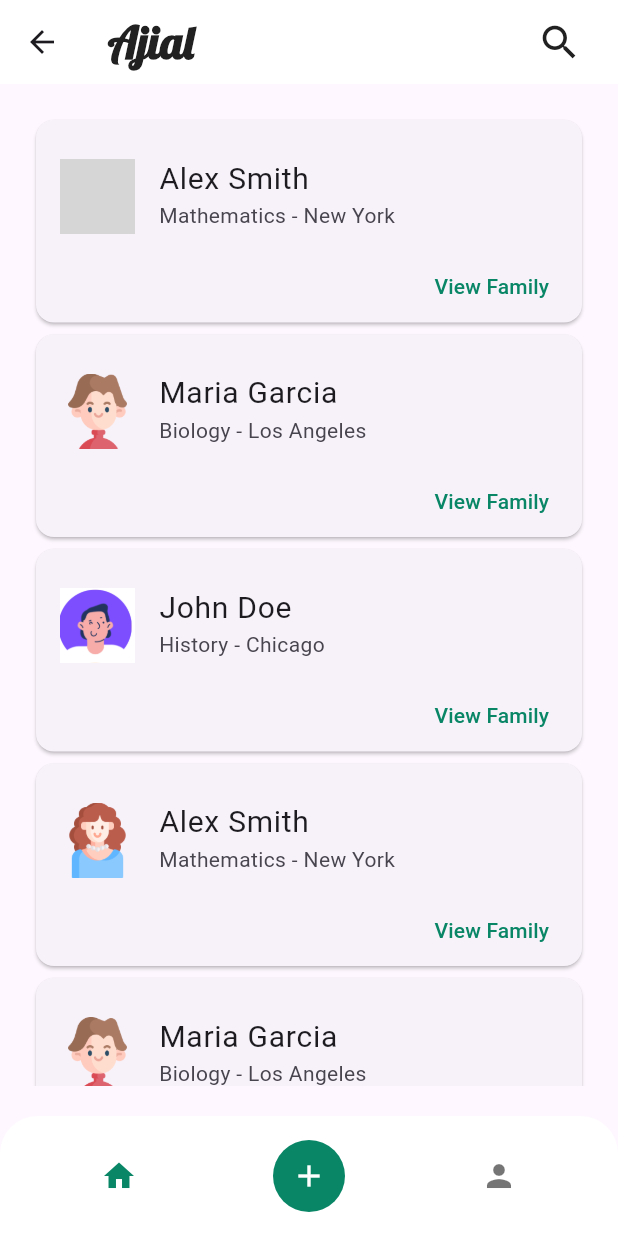
After one commit to Natalia-Salameh/Family-Tree, a Flutter app: the Home screen opened by its route, on a phone screen of 412 x 824 dp. The commit adds this screen. Run offline on Flutter 3.47's test engine with Material 3 defaults, Android fonts, the phone set to English and light mode, and no system bars; our stand-ins replace google_fonts; missing offline and left inert: flutter_verification_code; grey boxes are pictures that could not be loaded.

Commit message:
homepage&searchbar

```diff
--- a/lib/constants/imageasset.dart
+++ b/lib/constants/imageasset.dart
@@ -13,4 +13,5 @@ class AppImageAsset {
   static const String mother = "$rootImages/girl.png";
   static const String couple = "$rootImages/couple.png";
   static const String child = "$rootImages/boy.png";
+  static const String profile = "$rootImages/profile.png";
 }
--- a/lib/constants/routes.dart
+++ b/lib/constants/routes.dart
@@ -16,6 +16,8 @@ class AppRoute {
   static const String signUp = "SignUp";
   static const String login = "login";
   static const String verifyCode = "verifyCode";
+  static const String home = "home";
+  static const String search = "search";
 }
 
 // Map<String, Widget Function(BuildContext)> routes = {
--- a/lib/main.dart
+++ b/lib/main.dart
@@ -3,6 +3,8 @@
 import 'package:family_tree_application/constants/routes.dart';
 import 'package:family_tree_application/view/screens/auth/get_started.dart';
 import 'package:family_tree_application/view/screens/auth/signup_verify_code.dart';
+import 'package:family_tree_application/view/screens/home/home.dart';
+import 'package:family_tree_application/view/screens/home/search.dart';
 
 import 'package:flutter/material.dart';
 
@@ -35,6 +37,8 @@ class MyApp extends StatelessWidget {
           AppRoute.login: (context) => Login(),
           AppRoute.signUp: (context) => SignUp(),
           AppRoute.verifyCode: (context) => VerifyCode(),
+          AppRoute.home: (context) => Home(),
+         // AppRoute.search: (context) => Search(),
         });
   }
 }
--- a/lib/view/screens/auth/signup_verify_code.dart
+++ b/lib/view/screens/auth/signup_verify_code.dart
@@ -3,6 +3,7 @@
 import 'package:flutter/material.dart';
 import 'package:flutter_verification_code/flutter_verification_code.dart';
 
+import '../../../constants/routes.dart';
 import '../../widgets/verify_button.dart';
 
 class VerifyCode extends StatefulWidget {
--- /dev/null
+++ b/lib/view/screens/bottom_nav.dart
@@ -0,0 +1,56 @@
+import 'package:flutter/material.dart';
+import 'package:family_tree_application/constants/colors.dart';
+
+class CustomFloatingBottomBar extends StatelessWidget {
+  final int selectedIndex;
+  final Function(int) onItemTapped;
+
+  const CustomFloatingBottomBar({
+    Key? key,
+    required this.selectedIndex,
+    required this.onItemTapped,
+  }) : super(key: key);
+
+  @override
+  Widget build(BuildContext context) {
+    return ClipRRect(
+      borderRadius: const BorderRadius.vertical(top: Radius.circular(25)),
+      child: BottomAppBar(
+        shape: const CircularNotchedRectangle(),
+        notchMargin: 5,
+        color: Colors.white,
+        child: Row(
+          mainAxisSize: MainAxisSize.max,
+          mainAxisAlignment: MainAxisAlignment.spaceAround,
+          children: <Widget>[
+            IconButton(
+              icon: const Icon(Icons.home),
+              color: selectedIndex == 0
+                  ? CustomColors.myCustomColor
+                  : Colors.black54,
+              onPressed: () => onItemTapped(0),
+            ),
+            Container(
+              decoration: const BoxDecoration(
+                shape: BoxShape.circle,
+                color: CustomColors.myCustomColor,
+              ),
+              child: IconButton(
+                icon: const Icon(Icons.add),
+                color: Colors.white,
+                onPressed: () => onItemTapped(1),
+              ),
+            ),
+            IconButton(
+              icon: const Icon(Icons.person),
+              color: selectedIndex == 2
+                  ? CustomColors.myCustomColor
+                  : Colors.black54,
+              onPressed: () => onItemTapped(2),
+            ),
+          ],
+        ),
+      ),
+    );
+  }
+}
--- /dev/null
+++ b/lib/view/screens/home/home.dart
@@ -0,0 +1,155 @@
+import 'package:family_tree_application/constants/colors.dart';
+import 'package:family_tree_application/constants/routes.dart';
+import 'package:family_tree_application/view/screens/home/search.dart';
+import 'package:flutter/material.dart';
+import 'package:google_fonts/google_fonts.dart';
+
+import '../../../constants/imageasset.dart';
+import '../bottom_nav.dart';
+
+class Home extends StatefulWidget {
+  const Home({super.key});
+
+  @override
+  State<Home> createState() => _HomeState();
+}
+
+class _HomeState extends State<Home> {
+  int _selectedIndex = 0;
+
+  // Map of people with their details
+  final Map<String, dynamic> people = {
+    'person1': {
+      'name': 'Alex Smith',
+      'subject': 'Mathematics',
+      'location': 'New York',
+      'image': AppImageAsset.father,
+    },
+    'person2': {
+      'name': 'Maria Garcia',
+      'subject': 'Biology',
+      'location': 'Los Angeles',
+      'image': AppImageAsset.child,
+    },
+    'person3': {
+      'name': 'John Doe',
+      'subject': 'History',
+      'location': 'Chicago',
+      'image': AppImageAsset.profile,
+    },
+    'person4': {
+      'name': 'Alex Smith',
+      'subject': 'Mathematics',
+      'location': 'New York',
+      'image': AppImageAsset.mother,
+    },
+    'person5': {
+      'name': 'Maria Garcia',
+      'subject': 'Biology',
+      'location': 'Los Angeles',
+      'image': AppImageAsset.child,
+    },
+    // Add more people as needed
+  };
+
+  void _onItemTapped(int index) {
+    setState(() {
+      _selectedIndex = index;
+    });
+  }
+
+  @override
+  Widget build(BuildContext context) {
+    List<Widget> _pages = [
+      Padding(
+        padding: const EdgeInsets.all(20),
+        child: ListView.builder(
+          itemCount: people.length,
+          itemBuilder: (context, index) {
+            String personKey = 'person${index + 1}';
+            var person = people[personKey];
+            return Card(
+              child: Column(
+                mainAxisSize: MainAxisSize.min,
+                children: <Widget>[
+                  const SizedBox(height: 15),
+                  ListTile(
+                    leading: Image.asset(
+                      person?['image'],
+                      height: 50,
+                      width: 50,
+                      fit: BoxFit.cover,
+                    ),
+                    title: Text(
+                      person['name'],
+                      style: const TextStyle(fontSize: 20),
+                    ),
+                    subtitle:
+                        Text('${person['subject']} - ${person['location']}'),
+                  ),
+                  Row(
+                    mainAxisAlignment: MainAxisAlignment.end,
+                    children: <Widget>[
+                      const SizedBox(height: 10),
+                      TextButton(
+                        child: const Text(
+                          'View Family',
+                          style: TextStyle(color: CustomColors.myCustomColor),
+                        ),
+                        onPressed: () {/* ... */},
+                      ),
+                      const SizedBox(width: 10),
+                    ],
+                  ),
+                ],
+              ),
+            );
+          },
+        ),
+      ),
+      const Center(child: Text('Add Page')),
+      const Center(child: Text('Profile Page')),
+    ];
+
+    return Scaffold(
+      appBar: AppBar(
+        title: Text(
+          'Ajial',
+          style: GoogleFonts.lobster(
+            textStyle: const TextStyle(
+              color: CustomColors.myBlack,
+              fontWeight: FontWeight.bold,
+              fontSize: 30,
+            ),
+          ),
+        ),
+        backgroundColor: Colors.white,
+        actions: <Widget>[
+          Padding(
+            padding: const EdgeInsets.symmetric(horizontal: 15),
+            child: IconButton(
+              icon: const Icon(
+                Icons.search,
+                color: CustomColors.myBlack,
+                size: 30,
+              ),
+              onPressed: () {
+                // Handle search button press
+
+                showSearch(
+                  context: context,
+                  delegate: CustomSearchDelegate(),
+                );
+              },
+            ),
+          ),
+        ],
+      ),
+      body: _pages[_selectedIndex],
+      bottomNavigationBar: CustomFloatingBottomBar(
+        selectedIndex: _selectedIndex,
+        onItemTapped: _onItemTapped,
+      ),
+    );
+  }
+}
--- /dev/null
+++ b/lib/view/screens/home/search.dart
@@ -0,0 +1,84 @@
+import 'package:flutter/material.dart';
+
+// A sample data list to search from
+const List<String> _dataList = [
+  'mike',
+  'eian',
+  'marwa',
+  'john',
+  'kareen',
+  'natalia',
+  'Seleena',
+  // Add more items here
+];
+
+// Custom Search Delegate
+class CustomSearchDelegate extends SearchDelegate {
+  @override
+  List<Widget> buildActions(BuildContext context) {
+    return [
+      IconButton(
+        icon: Icon(Icons.clear),
+        onPressed: () {
+          query = '';
+        },
+      ),
+    ];
+  }
+
+  @override
+  Widget buildLeading(BuildContext context) {
+    return IconButton(
+      icon: Icon(Icons.arrow_back),
+      onPressed: () {
+        close(context, null);
+      },
+    );
+  }
+
+  @override
+  Widget buildResults(BuildContext context) {
+    // Filter the list based on the query
+    final List<String> matchQuery = [];
+    for (var fruit in _dataList) {
+      if (fruit.toLowerCase().contains(query.toLowerCase())) {
+        matchQuery.add(fruit);
+      }
+    }
+
+    return ListView.builder(
+      itemCount: matchQuery.length,
+      itemBuilder: (context, index) {
+        var result = matchQuery[index];
+        return ListTile(
+          title: Text(result),
+        );
+      },
+    );
+  }
+
+  @override
+  Widget buildSuggestions(BuildContext context) {
+    // Show when someone searches for something
+    final List<String> matchQuery = [];
+    for (var fruit in _dataList) {
+      if (fruit.toLowerCase().contains(query.toLowerCase())) {
+        matchQuery.add(fruit);
+      }
+    }
+
+    return ListView.builder(
+      itemCount: matchQuery.length,
+      itemBuilder: (context, index) {
+        var suggestion = matchQuery[index];
+        return ListTile(
+          title: Text(suggestion),
+          onTap: () {
+            query = suggestion;
+            showResults(context);
+          },
+        );
+      },
+    );
+  }
+}
--- a/lib/view/widgets/verify_button.dart
+++ b/lib/view/widgets/verify_button.dart
@@ -2,6 +2,8 @@
 
 import 'package:family_tree_application/constants/colors.dart';
 import 'package:flutter/material.dart';
+
+import '../../constants/routes.dart';
 
 class VerifyButton extends StatelessWidget {
   final Function()? onTap;
@@ -15,7 +17,9 @@ class VerifyButton extends StatelessWidget {
       child: Padding(
         padding: EdgeInsets.only(top: screenHeight * 0.06),
         child: ElevatedButton(
-          onPressed: () {},
+          onPressed: () {
+            Navigator.of(context).pushNamed(AppRoute.home);
+          },
           style: ElevatedButton.styleFrom(
             backgroundColor: CustomColors.myCustomColor, //
             foregroundColor: Colors.white,
--- a/pubspec.yaml
+++ b/pubspec.yaml
@@ -36,6 +36,8 @@ dependencies:
   cupertino_icons: ^1.0.2
   google_fonts: ^6.1.0
   flutter_verification_code: ^1.1.7
+  flutter_floating_bottom_bar: ^1.2.0
+  searchable_listview: ^2.10.1
 
 dev_dependencies:
   flutter_test:
```
Also changed, not shown: assets/images/profile.png (added), lib/view/screens/home.dart (deleted), pubspec.lock.
